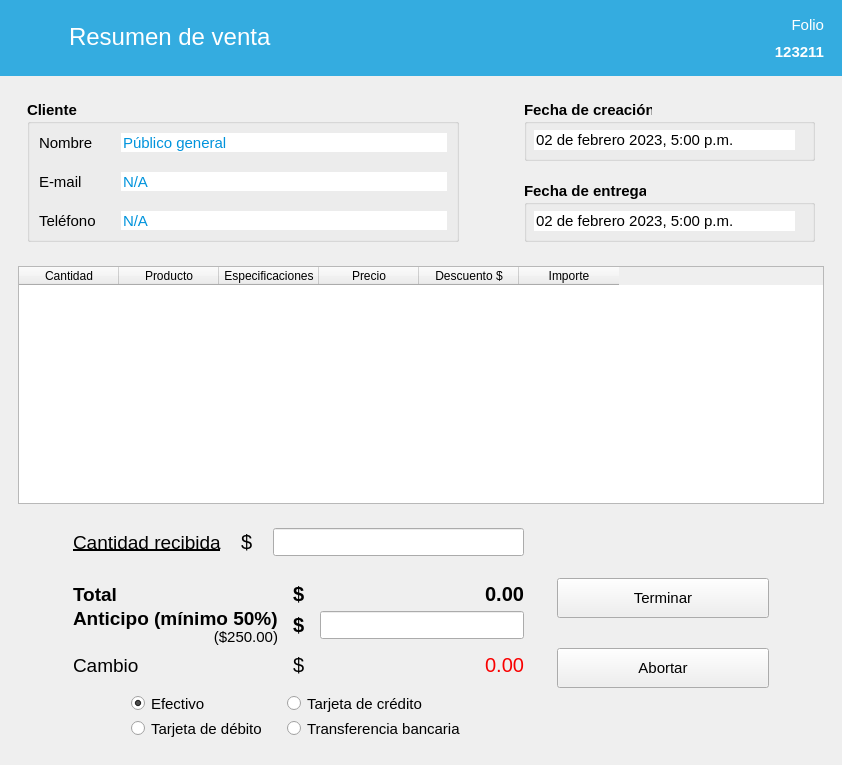
Above: ui/Ui_ConfirmarVenta.ui from ivanperez-7/printpos before the change. Below: the same form after it.
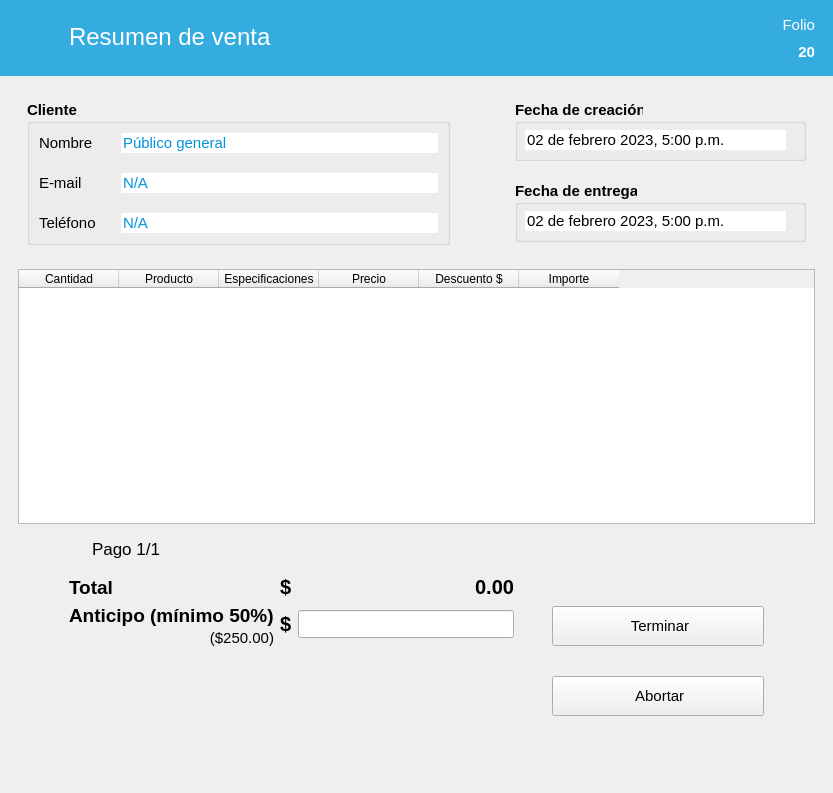
That is the form after the change. Icons and pictures are not drawn. Custom widgets are drawn as their Qt base class.

Commit message: última versión estable, pend.: sql y term. venta

Patch:
```diff
--- a/ui/Ui_ConfirmarVenta.ui
+++ b/ui/Ui_ConfirmarVenta.ui
@@ -9,8 +9,8 @@
    <rect>
     <x>0</x>
     <y>0</y>
-    <width>842</width>
-    <height>765</height>
+    <width>833</width>
+    <height>793</height>
    </rect>
   </property>
   <property name="minimumSize">
@@ -151,7 +151,7 @@
              <string notr="true">color: rgb(255, 255, 255);</string>
             </property>
             <property name="text">
-             <string>123211</string>
+             <string>20</string>
             </property>
             <property name="alignment">
              <set>Qt::AlignRight|Qt::AlignTrailing|Qt::AlignVCenter</set>
@@ -529,197 +529,242 @@
       <property name="frameShadow">
        <enum>QFrame::Raised</enum>
       </property>
+      <layout class="QGridLayout" name="gridLayout_2">
+       <property name="rightMargin">
+        <number>60</number>
+       </property>
+       <property name="bottomMargin">
+        <number>0</number>
+       </property>
+       <property name="horizontalSpacing">
+        <number>20</number>
+       </property>
+       <item row="0" column="0" alignment="Qt::AlignLeft">
+        <widget class="QFrame" name="frame_12">
       <layout class="QHBoxLayout" name="horizontalLayout_4">
-       <property name="leftMargin">
-        <number>55</number>
-       </property>
-       <property name="topMargin">
-        <number>0</number>
-       </property>
-       <property name="rightMargin">
-        <number>64</number>
-       </property>
-       <property name="bottomMargin">
-        <number>0</number>
-       </property>
-       <item>
-        <widget class="QFrame" name="frame_11">
-         <property name="frameShadow">
-          <enum>QFrame::Raised</enum>
-         </property>
-         <layout class="QVBoxLayout" name="verticalLayout_3">
-          <item>
-           <widget class="QFrame" name="frame_14">
-            <property name="frameShadow">
-             <enum>QFrame::Raised</enum>
-            </property>
-            <layout class="QHBoxLayout" name="horizontalLayout_7">
              <property name="spacing">
-              <number>20</number>
-             </property>
+           <number>2</number>
+          </property>
+          <property name="topMargin">
+           <number>0</number>
+          </property>
+          <property name="bottomMargin">
+           <number>4</number>
+          </property>
              <item>
-              <widget class="QLabel" name="label_13">
-               <property name="font">
-                <font>
-                 <pointsize>14</pointsize>
-                 <bold>false</bold>
-                 <underline>true</underline>
-                </font>
-               </property>
+           <widget class="QPushButton" name="btQuitar">
+            <property name="cursor">
+             <cursorShape>PointingHandCursor</cursorShape>
+            </property>
+            <property name="toolTip">
+             <string>Quitar este pago de la venta</string>
+            </property>
+            <property name="styleSheet">
+             <string notr="true">QPushButton {
+        background-color: transparent;
+        border: none;
+        padding: 0px;
+    }
+    QPushButton:hover {
+        background-color: rgba(255, 255, 255, 0);
+    }
+    QPushButton:pressed {
+        background-color: rgba(255, 255, 255, 0);
+    }</string>
+            </property>
                <property name="text">
-                <string>Cantidad recibida</string>
-               </property>
-              </widget>
-             </item>
-             <item alignment="Qt::AlignLeft">
-              <widget class="QLabel" name="label_19">
+             <string notr="true"/>
+            </property>
+            <property name="icon">
+             <iconset resource="../resources.qrc">
+              <normaloff>:/img/resources/images/minus2.png</normaloff>:/img/resources/images/minus2.png</iconset>
+            </property>
+            <property name="iconSize">
+             <size>
+              <width>20</width>
+              <height>20</height>
+             </size>
+            </property>
+            <property name="flat">
+             <bool>true</bool>
+            </property>
+           </widget>
+          </item>
+          <item>
+           <spacer name="horizontalSpacer">
+            <property name="orientation">
+             <enum>Qt::Horizontal</enum>
+            </property>
+            <property name="sizeType">
+             <enum>QSizePolicy::Fixed</enum>
+            </property>
+            <property name="sizeHint" stdset="0">
+             <size>
+              <width>6</width>
+              <height>0</height>
+             </size>
+            </property>
+           </spacer>
+          </item>
+          <item>
+           <widget class="QPushButton" name="btAnterior">
+            <property name="cursor">
+             <cursorShape>PointingHandCursor</cursorShape>
+            </property>
+            <property name="styleSheet">
+             <string notr="true">QPushButton {
+        background-color: transparent;
+        border: none;
+        padding: 0px;
+    }
+    QPushButton:hover {
+        background-color: rgba(255, 255, 255, 0);
+    }
+    QPushButton:pressed {
+        background-color: rgba(255, 255, 255, 0);
+    }</string>
+            </property>
+            <property name="text">
+             <string notr="true"/>
+            </property>
+            <property name="icon">
+             <iconset resource="../resources.qrc">
+              <normaloff>:/img/resources/images/back.png</normaloff>:/img/resources/images/back.png</iconset>
+            </property>
+            <property name="iconSize">
+             <size>
+              <width>20</width>
+              <height>20</height>
+             </size>
+            </property>
+            <property name="flat">
+             <bool>true</bool>
+            </property>
+           </widget>
+          </item>
+          <item>
+           <widget class="QLabel" name="lbContador">
                <property name="font">
                 <font>
-                 <pointsize>15</pointsize>
+              <pointsize>13</pointsize>
                 </font>
                </property>
                <property name="text">
-                <string>$</string>
+             <string>Pago 1/1</string>
                </property>
               </widget>
              </item>
              <item>
-              <widget class="NumberEdit" name="txtPago">
-               <property name="minimumSize">
+           <widget class="QPushButton" name="btSiguiente">
+            <property name="cursor">
+             <cursorShape>PointingHandCursor</cursorShape>
+            </property>
+            <property name="styleSheet">
+             <string notr="true">QPushButton {
+        background-color: transparent;
+        border: none;
+        padding: 0px;
+    }
+    QPushButton:hover {
+        background-color: rgba(255, 255, 255, 0);
+    }
+    QPushButton:pressed {
+        background-color: rgba(255, 255, 255, 0);
+    }</string>
+            </property>
+            <property name="text">
+             <string notr="true"/>
+            </property>
+            <property name="icon">
+             <iconset resource="../resources.qrc">
+              <normaloff>:/img/resources/images/next.png</normaloff>:/img/resources/images/next.png</iconset>
+            </property>
+            <property name="iconSize">
                 <size>
-                 <width>200</width>
-                 <height>28</height>
-                </size>
-               </property>
-               <property name="maximumSize">
+              <width>20</width>
+              <height>20</height>
+             </size>
+            </property>
+            <property name="flat">
+             <bool>true</bool>
+            </property>
+           </widget>
+          </item>
+          <item>
+           <spacer name="horizontalSpacer_2">
+            <property name="orientation">
+             <enum>Qt::Horizontal</enum>
+            </property>
+            <property name="sizeType">
+             <enum>QSizePolicy::Fixed</enum>
+            </property>
+            <property name="sizeHint" stdset="0">
                 <size>
-                 <width>16777215</width>
-                 <height>28</height>
-                </size>
-               </property>
+              <width>6</width>
+              <height>0</height>
+             </size>
+            </property>
+           </spacer>
+          </item>
+          <item>
+           <widget class="QPushButton" name="btAgregar">
+            <property name="cursor">
+             <cursorShape>PointingHandCursor</cursorShape>
+            </property>
+            <property name="toolTip">
+             <string>Agregar pago a la venta</string>
+            </property>
                <property name="styleSheet">
-                <string notr="true">color: rgb(0, 170, 255)</string>
+             <string notr="true">QPushButton {
+        background-color: transparent;
+        border: none;
+        padding: 0px;
+    }
+    QPushButton:hover {
+        background-color: rgba(255, 255, 255, 0);
+    }
+    QPushButton:pressed {
+        background-color: rgba(255, 255, 255, 0);
+    }</string>
+            </property>
+            <property name="text">
+             <string notr="true"/>
+            </property>
+            <property name="icon">
+             <iconset resource="../resources.qrc">
+              <normaloff>:/img/resources/images/plus2.png</normaloff>:/img/resources/images/plus2.png</iconset>
+            </property>
+            <property name="iconSize">
+             <size>
+              <width>20</width>
+              <height>20</height>
+             </size>
+            </property>
+            <property name="flat">
+             <bool>true</bool>
                </property>
               </widget>
              </item>
             </layout>
            </widget>
           </item>
-          <item>
-           <widget class="QFrame" name="frame_15">
-            <property name="frameShadow">
-             <enum>QFrame::Raised</enum>
-            </property>
-            <layout class="QGridLayout" name="gridLayout_4">
-             <property name="horizontalSpacing">
-              <number>15</number>
-             </property>
-             <property name="verticalSpacing">
-              <number>5</number>
-             </property>
-             <item row="3" column="0">
-              <widget class="QLabel" name="label_26">
-               <property name="minimumSize">
-                <size>
-                 <width>0</width>
-                 <height>28</height>
-                </size>
-               </property>
-               <property name="font">
-                <font>
-                 <pointsize>14</pointsize>
-                </font>
-               </property>
-               <property name="text">
-                <string>Cambio</string>
-               </property>
-              </widget>
-             </item>
-             <item row="0" column="0">
-              <widget class="QLabel" name="label_20">
-               <property name="minimumSize">
-                <size>
-                 <width>0</width>
-                 <height>28</height>
-                </size>
-               </property>
-               <property name="font">
-                <font>
-                 <pointsize>14</pointsize>
-                 <bold>true</bold>
-                </font>
-               </property>
-               <property name="text">
-                <string>Total</string>
-               </property>
-              </widget>
-             </item>
-             <item row="3" column="1">
-              <widget class="QLabel" name="label_25">
-               <property name="minimumSize">
-                <size>
-                 <width>0</width>
-                 <height>28</height>
-                </size>
-               </property>
-               <property name="font">
-                <font>
-                 <pointsize>15</pointsize>
-                </font>
-               </property>
-               <property name="text">
-                <string>$</string>
-               </property>
-              </widget>
-             </item>
              <item row="1" column="0">
-              <widget class="QLabel" name="lbAnticipo1">
-               <property name="minimumSize">
-                <size>
-                 <width>0</width>
-                 <height>28</height>
-                </size>
-               </property>
-               <property name="font">
-                <font>
-                 <pointsize>14</pointsize>
-                 <bold>true</bold>
-                </font>
-               </property>
-               <property name="text">
-                <string>Anticipo (mínimo 50%)</string>
-               </property>
-              </widget>
-             </item>
-             <item row="3" column="2">
-              <widget class="QLabel" name="lbCambio">
-               <property name="minimumSize">
-                <size>
-                 <width>0</width>
-                 <height>28</height>
-                </size>
-               </property>
-               <property name="font">
-                <font>
-                 <pointsize>15</pointsize>
-                </font>
-               </property>
-               <property name="styleSheet">
-                <string notr="true">color: rgb(249, 0, 0);</string>
-               </property>
-               <property name="text">
-                <string>0.00</string>
-               </property>
-               <property name="alignment">
-                <set>Qt::AlignRight|Qt::AlignTrailing|Qt::AlignVCenter</set>
-               </property>
-              </widget>
-             </item>
+        <widget class="QFrame" name="frame_10">
+         <layout class="QGridLayout" name="gridLayout_3">
+          <property name="leftMargin">
+           <number>60</number>
+          </property>
+          <property name="topMargin">
+           <number>4</number>
+          </property>
+          <property name="verticalSpacing">
+           <number>0</number>
+          </property>
              <item row="0" column="2">
               <widget class="QLabel" name="lbTotal">
                <property name="minimumSize">
                 <size>
-                 <width>0</width>
+              <width>180</width>
                  <height>28</height>
                 </size>
                </property>
@@ -737,6 +782,44 @@
                </property>
               </widget>
              </item>
+          <item row="1" column="0" rowspan="2">
+           <widget class="QLabel" name="lbAnticipo1">
+            <property name="minimumSize">
+             <size>
+              <width>0</width>
+              <height>28</height>
+             </size>
+            </property>
+            <property name="font">
+             <font>
+              <pointsize>14</pointsize>
+              <bold>true</bold>
+             </font>
+            </property>
+            <property name="text">
+             <string>Anticipo (mínimo 50%)</string>
+            </property>
+           </widget>
+          </item>
+          <item row="0" column="0">
+           <widget class="QLabel" name="label_20">
+            <property name="minimumSize">
+             <size>
+              <width>149</width>
+              <height>0</height>
+             </size>
+            </property>
+            <property name="font">
+             <font>
+              <pointsize>14</pointsize>
+              <bold>true</bold>
+             </font>
+            </property>
+            <property name="text">
+             <string>Total</string>
+            </property>
+           </widget>
+          </item>
              <item row="0" column="1">
               <widget class="QLabel" name="label_24">
                <property name="minimumSize">
@@ -756,7 +839,7 @@
                </property>
               </widget>
              </item>
-             <item row="2" column="0">
+          <item row="3" column="0">
               <widget class="QLabel" name="lbCincuenta">
                <property name="font">
                 <font>
@@ -771,7 +854,7 @@
                </property>
               </widget>
              </item>
-             <item row="1" column="2" rowspan="2" alignment="Qt::AlignVCenter">
+          <item row="1" column="2" rowspan="3">
               <widget class="NumberEdit" name="txtAnticipo">
                <property name="sizePolicy">
                 <sizepolicy hsizetype="Expanding" vsizetype="Fixed">
@@ -785,18 +868,12 @@
                  <height>28</height>
                 </size>
                </property>
-               <property name="maximumSize">
-                <size>
-                 <width>16777215</width>
-                 <height>28</height>
-                </size>
-               </property>
                <property name="styleSheet">
                 <string notr="true">color: rgb(0, 170, 0);</string>
                </property>
               </widget>
              </item>
-             <item row="1" column="1" rowspan="2">
+          <item row="1" column="1" rowspan="3">
               <widget class="QLabel" name="lbAnticipo2">
                <property name="minimumSize">
                 <size>
@@ -818,121 +895,10 @@
             </layout>
            </widget>
           </item>
-          <item alignment="Qt::AlignHCenter">
-           <widget class="QFrame" name="frame_9">
-            <property name="maximumSize">
-             <size>
-              <width>469</width>
-              <height>62</height>
-             </size>
-            </property>
-            <property name="font">
-             <font>
-              <family>Segoe UI</family>
-             </font>
-            </property>
-            <layout class="QGridLayout" name="gridLayout_2">
-             <property name="horizontalSpacing">
-              <number>20</number>
-             </property>
-             <item row="0" column="0">
-              <widget class="QRadioButton" name="radioButton">
-               <property name="minimumSize">
-                <size>
-                 <width>40</width>
-                 <height>0</height>
-                </size>
-               </property>
-               <property name="font">
-                <font>
-                 <family>Segoe UI</family>
-                 <pointsize>11</pointsize>
-                </font>
-               </property>
-               <property name="text">
-                <string>Efectivo</string>
-               </property>
-               <property name="checked">
-                <bool>true</bool>
-               </property>
-               <attribute name="buttonGroup">
-                <string notr="true">buttonGroupMetodo</string>
-               </attribute>
-              </widget>
-             </item>
-             <item row="0" column="1">
-              <widget class="QRadioButton" name="radioButton_2">
-               <property name="minimumSize">
-                <size>
-                 <width>40</width>
-                 <height>0</height>
-                </size>
-               </property>
-               <property name="font">
-                <font>
-                 <family>Segoe UI</family>
-                 <pointsize>11</pointsize>
-                </font>
-               </property>
-               <property name="text">
-                <string>Tarjeta de crédito</string>
-               </property>
-               <attribute name="buttonGroup">
-                <string notr="true">buttonGroupMetodo</string>
-               </attribute>
-              </widget>
-             </item>
-             <item row="1" column="0">
-              <widget class="QRadioButton" name="radioButton_4">
-               <property name="minimumSize">
-                <size>
-                 <width>40</width>
-                 <height>0</height>
-                </size>
-               </property>
-               <property name="font">
-                <font>
-                 <family>Segoe UI</family>
-                 <pointsize>11</pointsize>
-                </font>
-               </property>
-               <property name="text">
-                <string>Tarjeta de débito</string>
-               </property>
-               <attribute name="buttonGroup">
-                <string notr="true">buttonGroupMetodo</string>
-               </attribute>
-              </widget>
-             </item>
-             <item row="1" column="1">
-              <widget class="QRadioButton" name="radioButton_3">
-               <property name="minimumSize">
-                <size>
-                 <width>40</width>
-                 <height>0</height>
-                </size>
-               </property>
-               <property name="font">
-                <font>
-                 <family>Segoe UI</family>
-                 <pointsize>11</pointsize>
-                </font>
-               </property>
-               <property name="text">
-                <string>Transferencia bancaria</string>
-               </property>
-               <attribute name="buttonGroup">
-                <string notr="true">buttonGroupMetodo</string>
-               </attribute>
-              </widget>
-             </item>
-            </layout>
-           </widget>
-          </item>
-         </layout>
-        </widget>
-       </item>
-       <item alignment="Qt::AlignVCenter">
+       <item row="2" column="0">
+        <widget class="StackPagos" name="stackedWidget"/>
+       </item>
+       <item row="0" column="1" rowspan="3" alignment="Qt::AlignVCenter">
         <widget class="QFrame" name="frame_16">
          <property name="minimumSize">
           <size>
@@ -961,7 +927,7 @@
              </font>
             </property>
             <property name="text">
-             <string>Terminar</string>
+             <string> Terminar</string>
             </property>
             <property name="icon">
              <iconset resource="../resources.qrc">
@@ -989,7 +955,7 @@
              </font>
             </property>
             <property name="text">
-             <string>Abortar</string>
+             <string> Abortar</string>
             </property>
             <property name="icon">
              <iconset resource="../resources.qrc">
@@ -1013,16 +979,22 @@
   </widget>
  </widget>
  <customwidgets>
-  <customwidget>
-   <class>NumberEdit</class>
-   <extends>QLineEdit</extends>
-   <header>utils.mywidgets.h</header>
-  </customwidget>
   <customwidget>
    <class>TablaDatos</class>
    <extends>QTableWidget</extends>
    <header>utils.mywidgets.h</header>
   </customwidget>
+  <customwidget>
+   <class>NumberEdit</class>
+   <extends>QLineEdit</extends>
+   <header>utils.mywidgets.h</header>
+  </customwidget>
+  <customwidget>
+   <class>StackPagos</class>
+   <extends>QStackedWidget</extends>
+   <header>utils.mywidgets.h</header>
+   <container>1</container>
+  </customwidget>
  </customwidgets>
  <resources>
   <include location="../resources.qrc"/>
```
Left out of the diff: 3 changed lines with no effect on the pictures. Lines whose indentation alone changed are shown as unchanged. The commit also changes 8 other files.
